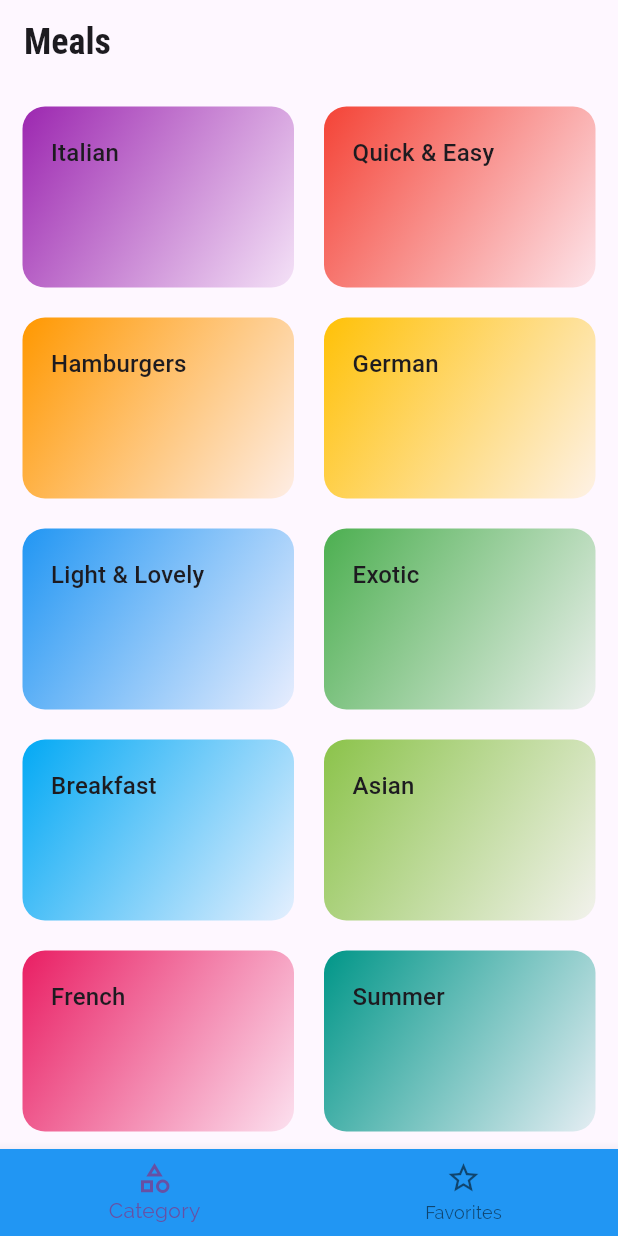
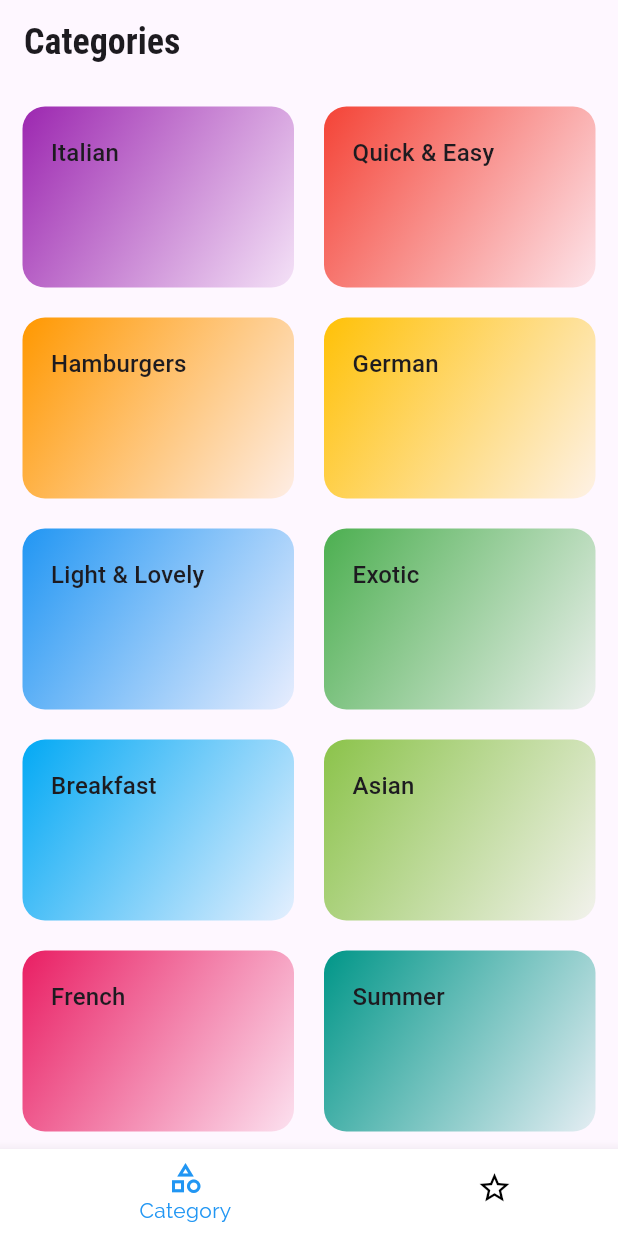
Before and after one commit to GarifullinII/food, a Flutter app: the screen it shows after launch, on a phone screen of 412 x 824 dp. Run offline on Flutter 3.47's test engine with Material 3 defaults, Android fonts, the phone set to English and light mode, and no system bars.

Commit message:
add bottom tab bar

```diff
--- a/lib/screens/bottom_tabs_screen.dart
+++ b/lib/screens/bottom_tabs_screen.dart
@@ -10,9 +10,9 @@ class BottomTabsScreen extends StatefulWidget {
 }
 
 class _BottomTabsScreenState extends State<BottomTabsScreen> {
-  final List<Widget> _pages = [
-    const CategoriesScreen(),
-    const FavoritesScreen(),
+  final List<Map<String, Object>> _pages = [
+    {'page': const CategoriesScreen(), 'title': 'Categories'},
+    {'page': const FavoritesScreen(), 'title': 'Favorites'},
   ];
   int _selectedPageIndex = 0;
 
@@ -25,19 +25,25 @@ class _BottomTabsScreenState extends State<BottomTabsScreen> {
   Widget build(BuildContext context) {
     return Scaffold(
       appBar: AppBar(
-        title: const Text('Meals'),
+        title: Text(_pages[_selectedPageIndex]['title'] as String),
       ),
-      body: _pages[_selectedPageIndex],
+      body: _pages[_selectedPageIndex]['page'] as Widget,
       bottomNavigationBar: BottomNavigationBar(
         onTap: _selectPage,
-        backgroundColor: Theme.of(context).primaryColor,
+        unselectedItemColor: Colors.black,
+        selectedItemColor: Theme.of(context).primaryColor,
+        backgroundColor: Theme.of(context).cardColor,
+        currentIndex: _selectedPageIndex,
+        type: BottomNavigationBarType.shifting,
         items: const [
           BottomNavigationBarItem(
+            backgroundColor: Colors.white,
             icon: Icon(Icons.category_outlined),
             label: 'Category',
           ),
           BottomNavigationBarItem(
-            icon: Icon(Icons.star_border_outlined),
+            backgroundColor: Colors.white,
+            icon: Icon(Icons.star_border),
             label: 'Favorites',
           ),
         ],
```
